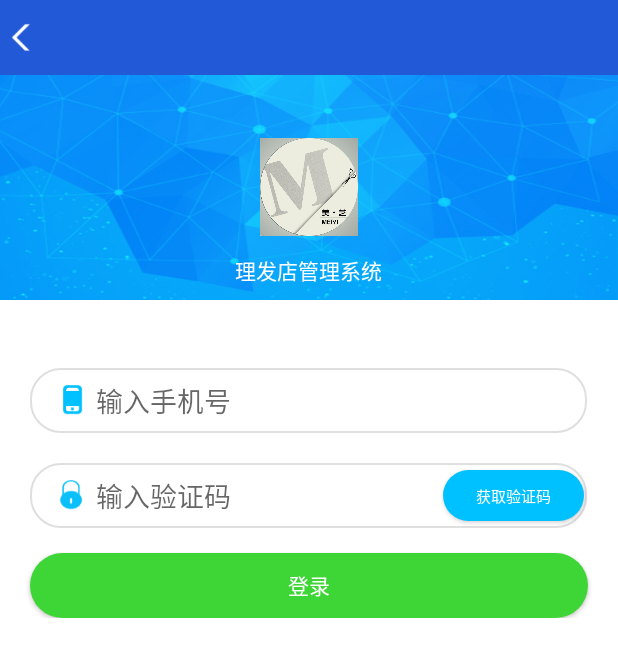
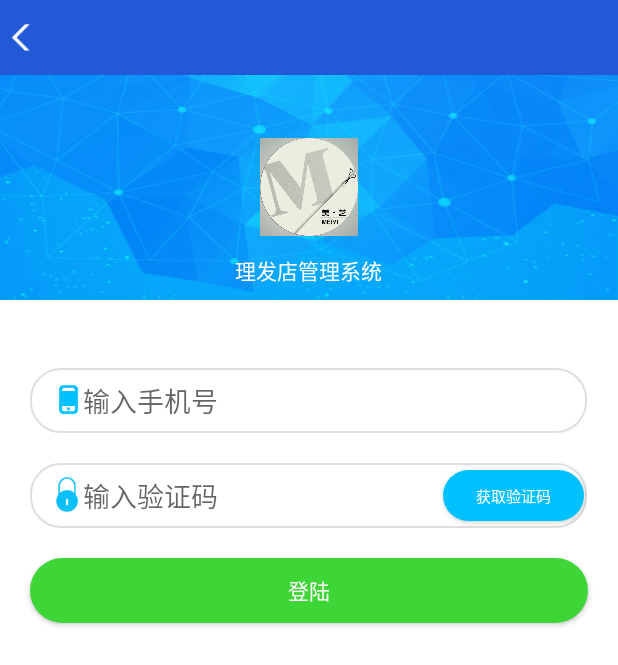
Before and after one commit to lizilei/haircutRepository, an Android app: the layout activity_start.xml on its own in the app's theme, with its tools: preview values and no code run, on a phone screen of 412 x 824 dp. Shown: the top 665 px of the screen. Run offline under Robolectric (Android 15) with nearby library versions, the phone set to English and light mode, and no system bars; plain views replace HorizontalListView.

Commit message:
解决不能登陆问题

```diff
--- a/app/src/main/java/com/nxedu/haircutreserve/activity/StartActivity.java
+++ b/app/src/main/java/com/nxedu/haircutreserve/activity/StartActivity.java
@@ -33,10 +33,10 @@ public class StartActivity extends BaseActivity {
     private EditText mEdtUserVerificationCode;
     @BindView(id = R.id.btn_login_activity_user_verification_code, click = true)
     private Button mBtnVerificationCode;
-    @BindView(id = R.id.btn_login_activity_login)
-    private Button mBtnUserLogin;
     @BindView(id = R.id.app_back_im)
     private ImageView iv_back;
+    @BindView(id = R.id.btn_user_login, click = true)
+    private Button btn_user_login;
 
     @Override
     public void setRootView() {
@@ -51,11 +51,11 @@ public class StartActivity extends BaseActivity {
 //        mTvTitle.setText("理发店管理系统");
         iv_back.setVisibility(View.GONE);
 
-        mBtnUserLogin.setOnClickListener(new View.OnClickListener() {
+        btn_user_login.setOnClickListener(new View.OnClickListener() {
             @Override
             public void onClick(View v) {
                 startActivity(new Intent(StartActivity.this, MainActivity.class));
-                ToastUtils.showToast(StartActivity.this,"登陆成功！");
+                ToastUtils.showToast(StartActivity.this, "登陆成功！");
                 finish();
             }
         });
@@ -68,14 +68,15 @@ public class StartActivity extends BaseActivity {
 
     @Override
     public void widgetClick(View v) {
+        super.widgetClick(v);
         switch (v.getId()) {
-            case R.id.btn_login_activity_login:
+            case R.id.btn_user_login:
                 startActivity(new Intent(StartActivity.this, MainActivity.class));
-                ToastUtils.showToast(StartActivity.this,"登陆成功！");
+                ToastUtils.showToast(this, "登陆成功！");
                 finish();
                 break;
             case R.id.btn_login_activity_user_verification_code:
-                ToastUtils.showToast(this,"发短信了");
+                ToastUtils.showToast(this, "发短信了");
                 time.start();
                 break;
             default:
--- a/app/src/main/java/com/nxedu/haircutreserve/application/app.java
+++ b/app/src/main/java/com/nxedu/haircutreserve/application/app.java
@@ -16,7 +16,6 @@ import com.nostra13.universalimageloader.core.download.BaseImageDownloader;
  */
 
 public class app extends Application {
-
     @Override
     public void onCreate() {
         super.onCreate();
--- a/app/src/main/java/com/nxedu/haircutreserve/fragment/FragmentMe.java
+++ b/app/src/main/java/com/nxedu/haircutreserve/fragment/FragmentMe.java
@@ -137,6 +137,6 @@ public class FragmentMe extends SupportFragment implements AdapterView.OnItemCli
 
     @Override
     public void onItemClick(AdapterView<?> parent, View view, int position, long id) {
-
+        ToastUtils.showToast(aty, "您点击了" + textData[position]);
     }
 }
--- a/app/src/main/res/layout/activity_start.xml
+++ b/app/src/main/res/layout/activity_start.xml
@@ -14,7 +14,7 @@
         android:layout_width="match_parent"
         android:layout_height="150dp"
         android:background="@mipmap/login_bg">
-<!--android:background="@mipmap/login_rl_logo"-->
+        <!--android:background="@mipmap/login_rl_logo"-->
         <ImageView
             android:id="@+id/iv_login_activity_logo"
             android:layout_width="65dp"
@@ -46,9 +46,9 @@
         <RelativeLayout
             android:layout_width="wrap_content"
             android:layout_height="wrap_content"
+            android:layout_gravity="center_horizontal"
             android:layout_marginLeft="20dp"
-            android:layout_marginRight="20dp"
-            android:layout_gravity="center_horizontal">
+            android:layout_marginRight="20dp">
 
             <EditText
                 android:id="@+id/edt_login_activity_user_phone"
@@ -57,25 +57,19 @@
                 android:layout_centerHorizontal="true"
                 android:layout_marginRight="0.5dp"
                 android:background="@drawable/edit_text_shape"
+                android:drawableLeft="@mipmap/login_phone"
+                android:hint="输入手机号"
                 android:inputType="number"
-                android:hint="输入手机号"
-                android:paddingLeft="44dp"/>
-
-            <ImageView
-                android:layout_width="20dp"
-                android:layout_height="20dp"
-                android:layout_centerVertical="true"
-                android:layout_marginLeft="18dp"
-                android:background="@mipmap/login_phone" />
+                android:paddingLeft="15dp" />
 
         </RelativeLayout>
 
         <RelativeLayout
             android:layout_width="wrap_content"
             android:layout_height="wrap_content"
+            android:layout_gravity="center_horizontal"
             android:layout_marginLeft="20dp"
             android:layout_marginRight="20dp"
-            android:layout_gravity="center_horizontal"
             android:layout_marginTop="20dp">
 
             <EditText
@@ -85,16 +79,10 @@
                 android:layout_centerHorizontal="true"
                 android:layout_marginRight="0.5dp"
                 android:background="@drawable/edit_text_shape"
+                android:drawableLeft="@mipmap/login_pas"
+                android:hint="输入验证码"
                 android:inputType="number"
-                android:hint="输入验证码"
-                android:paddingLeft="44dp" />
-
-            <ImageView
-                android:layout_width="20dp"
-                android:layout_height="20dp"
-                android:layout_centerVertical="true"
-                android:layout_marginLeft="18dp"
-                android:background="@mipmap/login_pas" />
+                android:paddingLeft="15dp" />
 
             <Button
                 android:id="@+id/btn_login_activity_user_verification_code"
@@ -103,27 +91,22 @@
                 android:layout_alignRight="@+id/edt_login_activity_user_verification_code"
                 android:layout_centerVertical="true"
                 android:layout_marginRight="2dp"
+                android:background="@drawable/button_style_shape"
+                android:gravity="center"
                 android:text="获取验证码"
-                android:textSize="10sp"
                 android:textColor="#ffffff"
-                android:gravity="center"
-                android:background="@drawable/button_style_shape"/>
+                android:textSize="10sp" />
 
         </RelativeLayout>
 
-
         <Button
-            android:id="@+id/btn_login_activity_login"
+            android:id="@+id/btn_user_login"
+            android:layout_width="match_parent"
             android:layout_height="43.5dp"
-            android:layout_width="match_parent"
-            android:layout_marginTop="16.5dp"
-            android:layout_marginLeft="20dp"
-            android:layout_marginRight="20dp"
-            android:text="登录"
-            android:textColor="#ffffff"
-            android:gravity="center"
-            android:layout_gravity="center_horizontal"
-            android:background="@drawable/button_login_bg_shape"/>
+            android:layout_margin="20dp"
+            android:background="@drawable/button_login_bg_shape"
+            android:text="登陆"
+            android:textColor="@color/white" />
 
     </LinearLayout>
 
```
